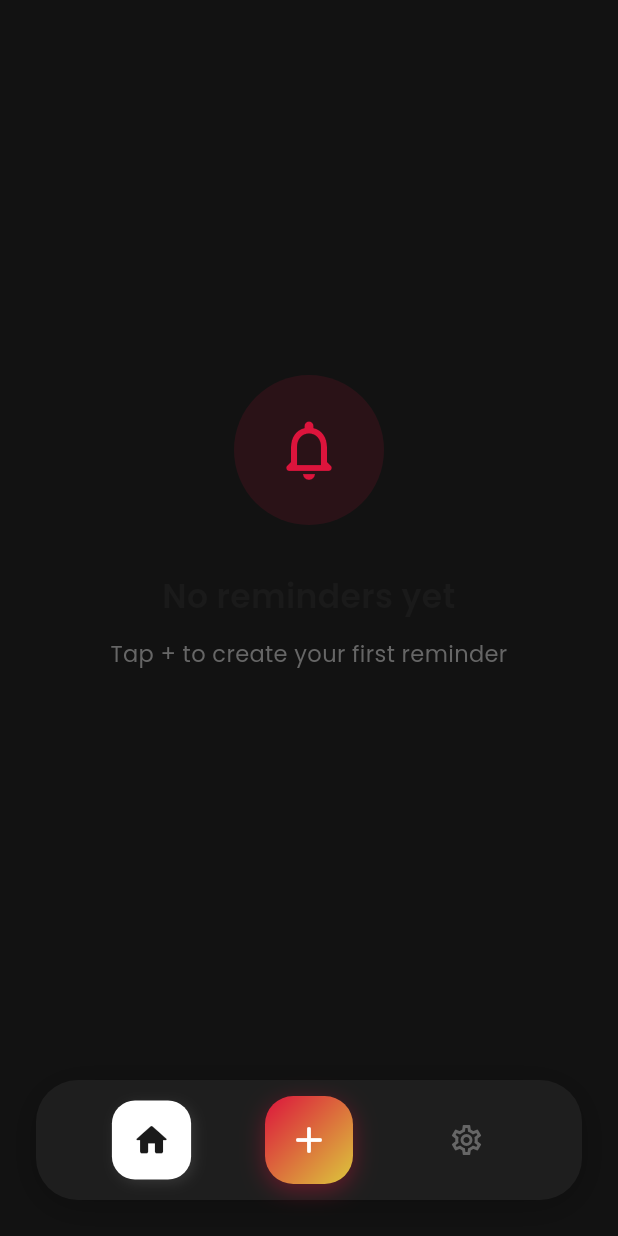
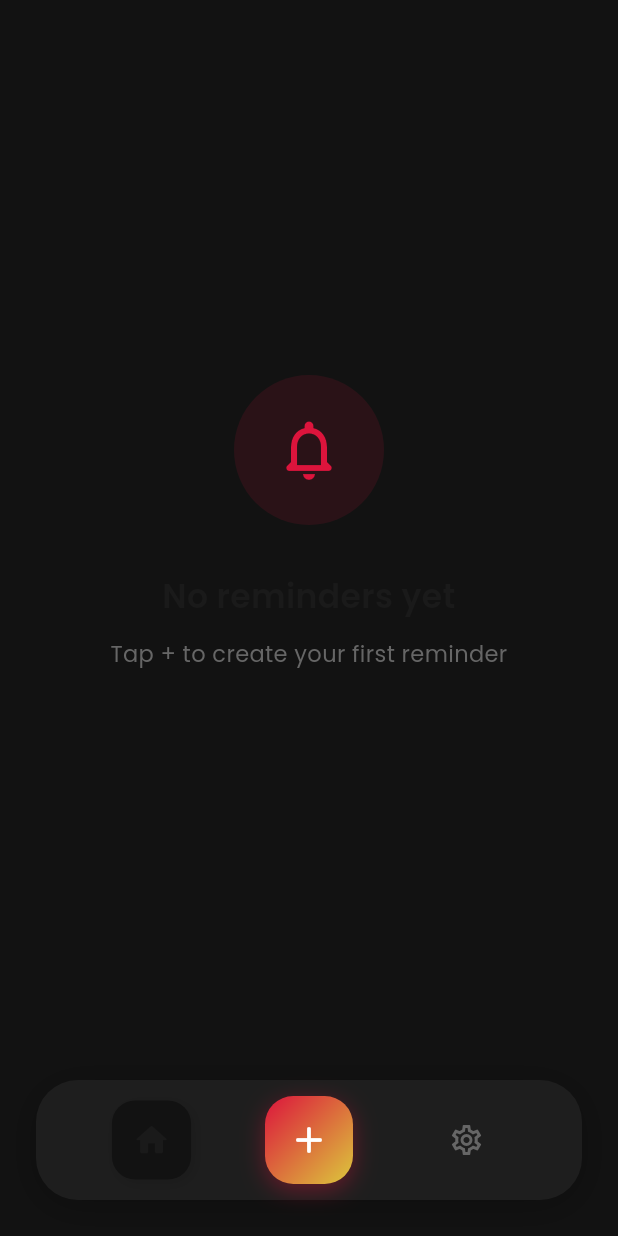
Before and after one commit to Mathew222/Ping, a Flutter app: the RemindersScreen screen opened by its route, on a phone screen of 412 x 824 dp. Run offline on Flutter 3.47's test engine with Material 3 defaults, Android fonts, the phone set to English and light mode, and no system bars; drawn by our look-alikes of flutter_animate; our stand-ins replace flutter_local_notifications, flutter_riverpod, go_router, google_fonts, supabase_flutter, timezone; accounts and stored records are empty.

Commit message:
fix: nav buttons and keep going badge now use theme-aware colors

```diff
--- a/lib/app/router.dart
+++ b/lib/app/router.dart
@@ -275,12 +275,14 @@ class _NavButton extends StatelessWidget {
         width: 48,
         height: 48,
         decoration: BoxDecoration(
-          color: isSelected ? PingTheme.cardWhite : Colors.transparent,
+          color: isSelected
+              ? Theme.of(context).scaffoldBackgroundColor
+              : Colors.transparent,
           borderRadius: BorderRadius.circular(14),
           boxShadow: isSelected
               ? [
                   BoxShadow(
-                    color: PingTheme.shadowDark.withAlpha(30),
+                    color: Colors.black.withAlpha(30),
                     offset: const Offset(2, 2),
                     blurRadius: 6,
                   ),
--- a/lib/features/reminders/presentation/screens/reminders_screen.dart
+++ b/lib/features/reminders/presentation/screens/reminders_screen.dart
@@ -366,9 +366,9 @@ class _RemindersScreenState extends ConsumerState<RemindersScreen> {
     return Container(
       padding: const EdgeInsets.all(20),
       decoration: BoxDecoration(
-            color: Theme.of(context).cardColor,
-            borderRadius: BorderRadius.circular(20),
-          ),
+        color: Theme.of(context).cardColor,
+        borderRadius: BorderRadius.circular(20),
+      ),
       child: Row(
         children: [
           Expanded(
@@ -389,7 +389,7 @@ class _RemindersScreenState extends ConsumerState<RemindersScreen> {
                   padding:
                       const EdgeInsets.symmetric(horizontal: 12, vertical: 6),
                   decoration: BoxDecoration(
-                    color: PingTheme.bgLight,
+                    color: Theme.of(context).scaffoldBackgroundColor,
                     borderRadius: BorderRadius.circular(12),
                   ),
                   child: Text(
```
